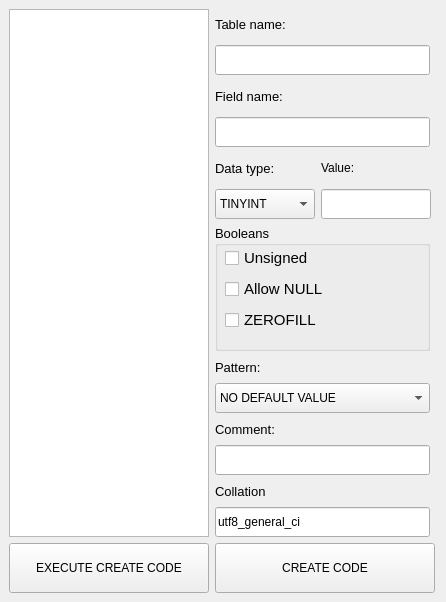
Old version of the form assets/UI/Layout/TB_Creator.ui in the repository fer-moreira/MYQT.
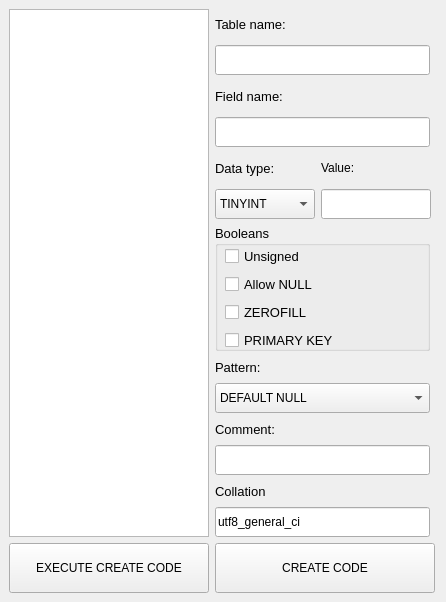
New version of the form.

The edit to the form file:
```diff
--- a/assets/UI/Layout/TB_Creator.ui
+++ b/assets/UI/Layout/TB_Creator.ui
@@ -67,43 +67,16 @@
         <rect>
          <x>10</x>
          <y>20</y>
-         <width>191</width>
-         <height>91</height>
+         <width>190</width>
+         <height>108</height>
         </rect>
        </property>
        <layout class="QGridLayout" name="gridLayout_2">
-        <item row="0" column="0">
-         <widget class="QCheckBox" name="unsigned_2">
-          <property name="font">
-           <font>
-            <pointsize>11</pointsize>
-            <weight>50</weight>
-            <italic>false</italic>
-            <bold>false</bold>
-           </font>
-          </property>
-          <property name="cursor">
-           <cursorShape>PointingHandCursor</cursorShape>
-          </property>
-          <property name="text">
-           <string>Unsigned</string>
-          </property>
-          <property name="iconSize">
-           <size>
-            <width>25</width>
-            <height>25</height>
-           </size>
-          </property>
-          <property name="tristate">
-           <bool>false</bool>
-          </property>
-         </widget>
-        </item>
         <item row="1" column="0">
          <widget class="QCheckBox" name="allownull">
           <property name="font">
            <font>
-            <pointsize>11</pointsize>
+            <pointsize>10</pointsize>
             <weight>50</weight>
             <italic>false</italic>
             <bold>false</bold>
@@ -126,11 +99,38 @@
           </property>
          </widget>
         </item>
+        <item row="0" column="0">
+         <widget class="QCheckBox" name="unsigned_2">
+          <property name="font">
+           <font>
+            <pointsize>10</pointsize>
+            <weight>50</weight>
+            <italic>false</italic>
+            <bold>false</bold>
+           </font>
+          </property>
+          <property name="cursor">
+           <cursorShape>PointingHandCursor</cursorShape>
+          </property>
+          <property name="text">
+           <string>Unsigned</string>
+          </property>
+          <property name="iconSize">
+           <size>
+            <width>25</width>
+            <height>25</height>
+           </size>
+          </property>
+          <property name="tristate">
+           <bool>false</bool>
+          </property>
+         </widget>
+        </item>
         <item row="2" column="0">
          <widget class="QCheckBox" name="zerofill">
           <property name="font">
            <font>
-            <pointsize>11</pointsize>
+            <pointsize>10</pointsize>
             <weight>50</weight>
             <italic>false</italic>
             <bold>false</bold>
@@ -153,6 +153,33 @@
           </property>
          </widget>
         </item>
+        <item row="3" column="0">
+         <widget class="QCheckBox" name="primary">
+          <property name="font">
+           <font>
+            <pointsize>10</pointsize>
+            <weight>50</weight>
+            <italic>false</italic>
+            <bold>false</bold>
+           </font>
+          </property>
+          <property name="cursor">
+           <cursorShape>PointingHandCursor</cursorShape>
+          </property>
+          <property name="text">
+           <string>PRIMARY KEY</string>
+          </property>
+          <property name="iconSize">
+           <size>
+            <width>25</width>
+            <height>25</height>
+           </size>
+          </property>
+          <property name="tristate">
+           <bool>false</bool>
+          </property>
+         </widget>
+        </item>
        </layout>
       </widget>
      </widget>
@@ -243,11 +270,6 @@
         <height>30</height>
        </size>
       </property>
-      <item>
-       <property name="text">
-        <string>NO DEFAULT VALUE</string>
-       </property>
-      </item>
       <item>
        <property name="text">
         <string>DEFAULT NULL</string>
```
Left out of the diff: 48 changed lines with no effect on the pictures.
